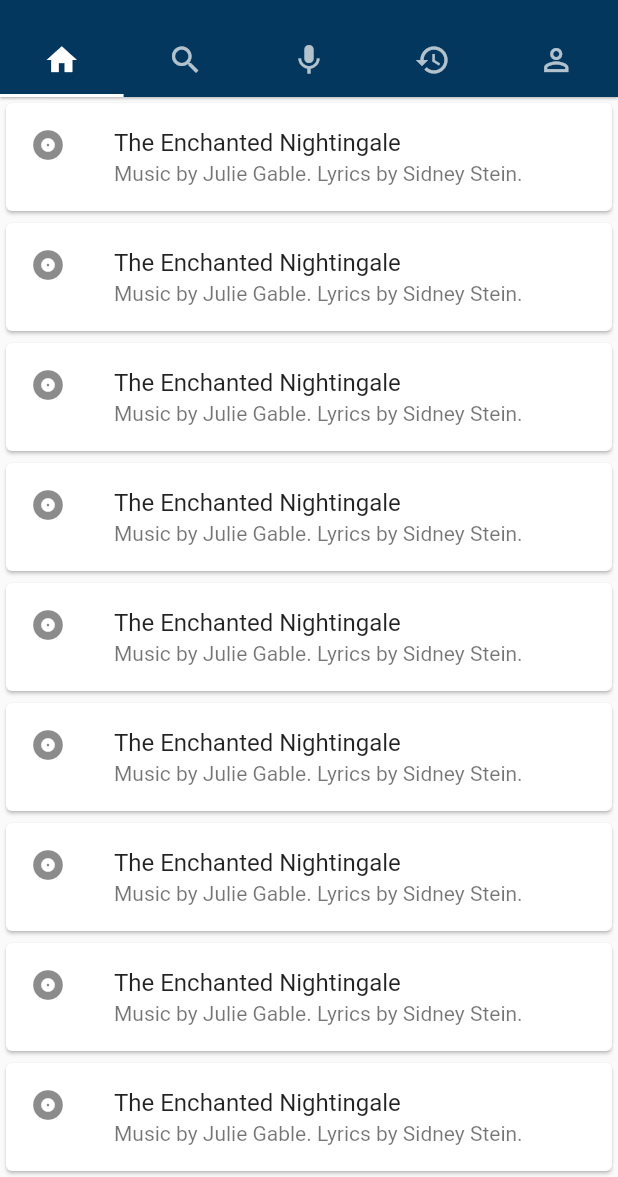
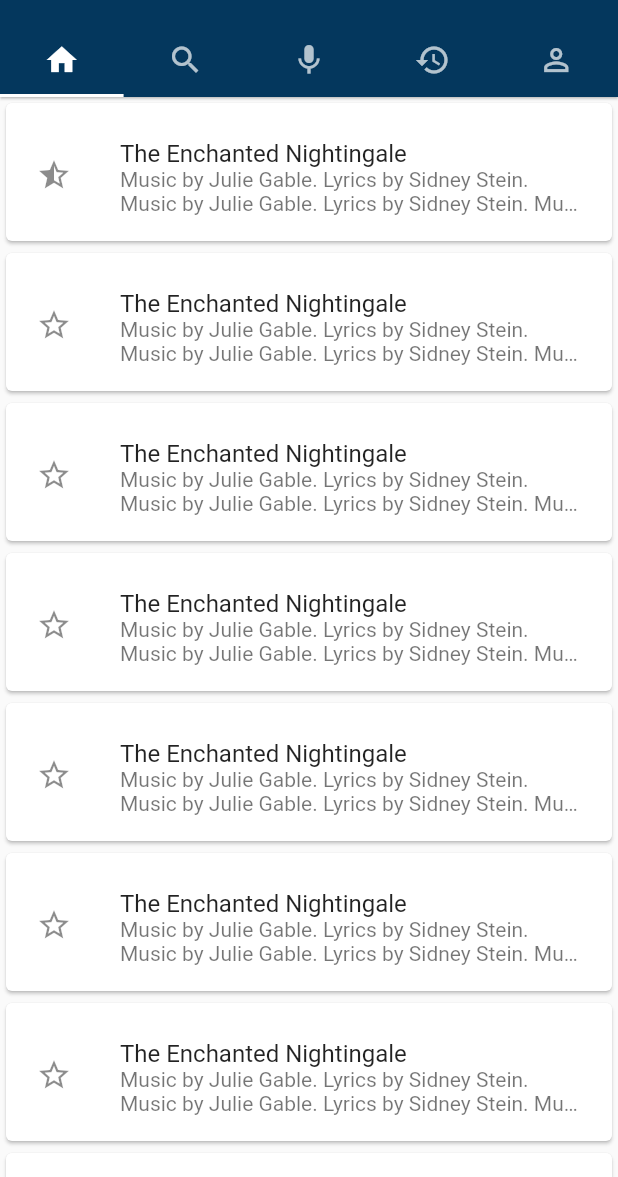
Before and after one commit to robincylee/learn_flutter, a Flutter app: the screen it shows after launch, on a phone screen of 412 x 824 dp, the part 59-1236 px from its top. Run offline on Flutter 3.47's test engine with Material 2 defaults, Android fonts, the phone set to English and light mode, and no system bars.

Commit message:
complete home_page template

```diff
--- a/lib/pages/home_page.dart
+++ b/lib/pages/home_page.dart
@@ -1,19 +1,46 @@
 import 'package:flutter/material.dart';
 
+enum IconDisplay { star_border, star_half, star }
+
 class HomePage extends StatelessWidget {
+  ScrollController _controller =
+      ScrollController(initialScrollOffset: 100.0 * 5);
   @override
   Widget build(BuildContext context) {
-    return new Container(child: new Center(
-        child: ListView.builder(itemBuilder: (BuildContext context, int index) {
-      return new Card(
-          child: const ListTile(
-        leading: const Icon(Icons.album),
-        title: const Text('The Enchanted Nightingale'),
-        subtitle: const Text(
-          'Music by Julie Gable. Lyrics by Sidney Stein.',
-        ),
-      ));
-    })));
+    return new Container(
+        child: new Center(
+            child: ListView.builder(
+                controller: _controller,
+                itemCount: 20,
+                itemBuilder: (BuildContext context, int index) {
+                  return Container(
+                    height: 100,
+                    child: Card(
+                        child: ListTile(
+                      contentPadding:
+                          EdgeInsets.symmetric(vertical: 20, horizontal: 20),
+                      onTap: () {
+                        print("Develop navigator pushreplacement $index");
+                      },
+                      leading: getMethod(index),
+                      title: Text('The Enchanted Nightingale'),
+                      subtitle: Text(
+                          'Music by Julie Gable. Lyrics by Sidney Stein. Music by Julie Gable. Lyrics by Sidney Stein. Music by Julie Gable. Lyrics by Sidney Stein. Music by Julie Gable. Lyrics by Sidney Stein. Music by Julie Gable. Lyrics by Sidney Stein. Music by Julie Gable. Lyrics by Sidney Stein.',
+                          maxLines: 2,
+                          overflow: TextOverflow.ellipsis),
+                    )),
+                  );
+                })));
+  }
+}
+
+getMethod(value) {
+  if (value < 3) {
+    return Icon(Icons.star);
+  } else if (value < 6) {
+    return Icon(Icons.star_half);
+  } else {
+    return Icon(Icons.star_border);
   }
 }
 
```
